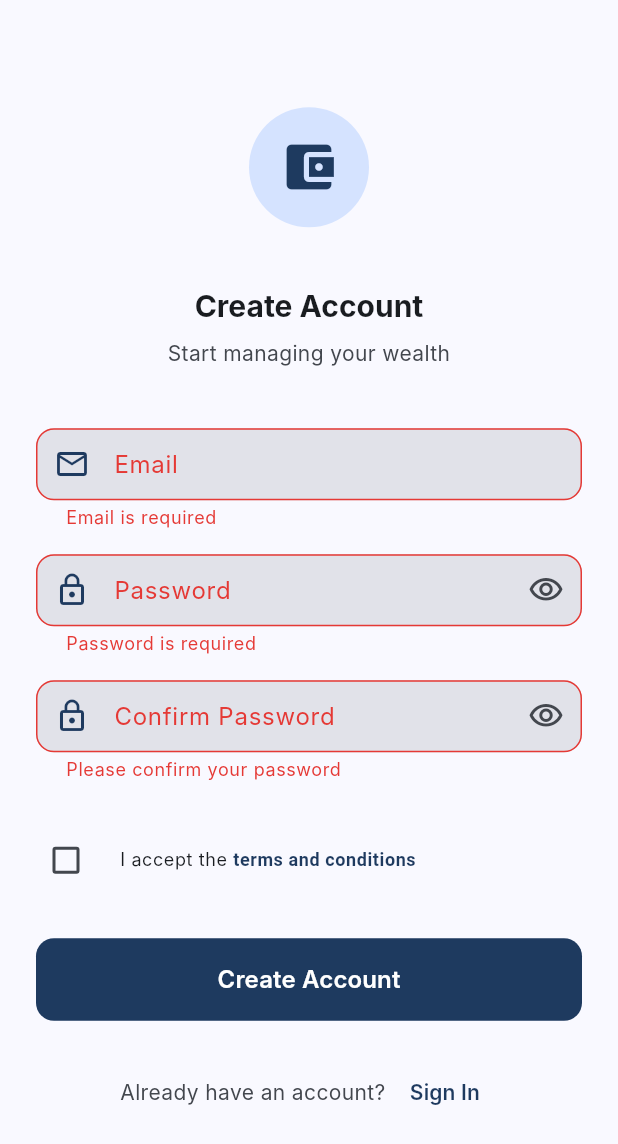
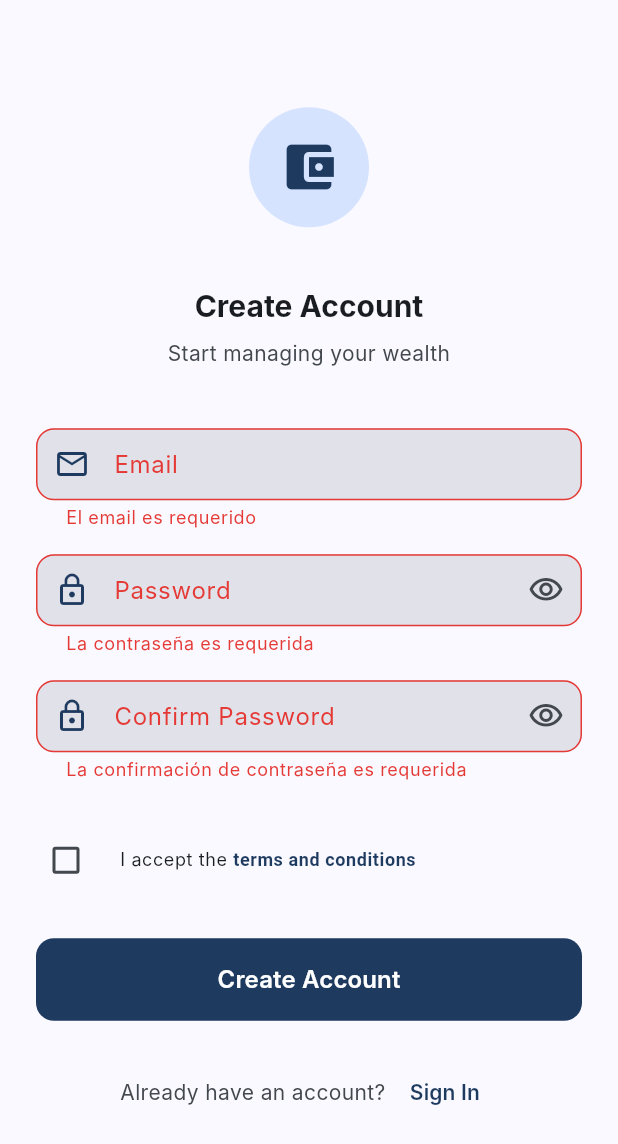
Before and after one commit to Unikyri/WealthScope, a Flutter app: the screen it shows after launch, after a tap on "Create Account", on a phone screen of 412 x 824 dp. Shown: the top 1144 px of the screen. Run offline on Flutter 3.47's test engine with Material 3 defaults, Android fonts, the phone set to English and light mode, and no system bars; our stand-ins replace dio, flutter_riverpod, go_router, riverpod_annotation, supabase_flutter; accounts and stored records are empty; generated files the repository leaves out were written again; Roboto replaces fonts that are missing (Inter).

Commit message:
feat/T-2.1.6-register-form-validation

```diff
--- a/frontend/lib/features/auth/presentation/screens/register_screen.dart
+++ b/frontend/lib/features/auth/presentation/screens/register_screen.dart
@@ -2,6 +2,7 @@ import 'package:flutter/material.dart';
 import 'package:flutter_riverpod/flutter_riverpod.dart';
 import 'package:go_router/go_router.dart';
 import 'package:wealthscope_app/features/auth/presentation/providers/register_provider.dart';
+import 'package:wealthscope_app/features/auth/presentation/validators/register_form_validators.dart';
 
 /// Register Screen
 /// Screen where users can create a new account
@@ -118,6 +119,7 @@ class _RegisterScreenState extends ConsumerState<RegisterScreen> {
                     controller: _emailController,
                     enabled: !registerState.isLoading,
                     keyboardType: TextInputType.emailAddress,
+                    autovalidateMode: AutovalidateMode.onUserInteraction,
                     decoration: InputDecoration(
                       labelText: 'Email',
                       hintText: 'email@example.com',
@@ -129,16 +131,7 @@ class _RegisterScreenState extends ConsumerState<RegisterScreen> {
                         borderRadius: BorderRadius.circular(12),
                       ),
                     ),
-                    validator: (value) {
-                      if (value == null || value.isEmpty) {
-                        return 'Email is required';
-                      }
-                      if (!RegExp(r'^[\w-\.]+@([\w-]+\.)+[\w-]{2,4}$')
-                          .hasMatch(value)) {
-                        return 'Invalid email';
-                      }
-                      return null;
-                    },
+                    validator: RegisterFormValidators.validateEmail,
                   ),
                   const SizedBox(height: 16),
 
@@ -147,9 +140,10 @@ class _RegisterScreenState extends ConsumerState<RegisterScreen> {
                     controller: _passwordController,
                     enabled: !registerState.isLoading,
                     obscureText: registerState.obscurePassword,
+                    autovalidateMode: AutovalidateMode.onUserInteraction,
                     decoration: InputDecoration(
                       labelText: 'Password',
-                      hintText: 'Minimum 6 characters',
+                      hintText: 'Mínimo 8 caracteres',
                       prefixIcon: Icon(
                         Icons.lock_outline,
                         color: theme.colorScheme.primary,
@@ -171,15 +165,7 @@ class _RegisterScreenState extends ConsumerState<RegisterScreen> {
                         borderRadius: BorderRadius.circular(12),
                       ),
                     ),
-                    validator: (value) {
-                      if (value == null || value.isEmpty) {
-                        return 'Password is required';
-                      }
-                      if (value.length < 6) {
-                        return 'Minimum 6 characters';
-                      }
-                      return null;
-                    },
+                    validator: RegisterFormValidators.validatePassword,
                   ),
                   const SizedBox(height: 16),
 
@@ -188,6 +174,7 @@ class _RegisterScreenState extends ConsumerState<RegisterScreen> {
                     controller: _confirmPasswordController,
                     enabled: !registerState.isLoading,
                     obscureText: registerState.obscureConfirmPassword,
+                    autovalidateMode: AutovalidateMode.onUserInteraction,
                     decoration: InputDecoration(
                       labelText: 'Confirm Password',
                       hintText: 'Re-enter your password',
@@ -212,15 +199,11 @@ class _RegisterScreenState extends ConsumerState<RegisterScreen> {
                         borderRadius: BorderRadius.circular(12),
                       ),
                     ),
-                    validator: (value) {
-                      if (value == null || value.isEmpty) {
-                        return 'Please confirm your password';
-                      }
-                      if (value != _passwordController.text) {
-                        return 'Passwords do not match';
-                      }
-                      return null;
-                    },
+                    validator: (value) =>
+                        RegisterFormValidators.validateConfirmPassword(
+                      value,
+                      _passwordController.text,
+                    ),
                   ),
                   const SizedBox(height: 24),
 
--- /dev/null
+++ b/frontend/lib/features/auth/presentation/validators/register_form_validators.dart
@@ -0,0 +1,65 @@
+/// Form validators for registration screen
+/// Provides validation logic for email, password, and password confirmation
+class RegisterFormValidators {
+  /// Validates email field
+  ///
+  /// Returns error message if:
+  /// - Field is empty
+  /// - Email format is invalid (doesn't match regex pattern)
+  ///
+  /// Returns null if validation passes
+  static String? validateEmail(String? value) {
+    if (value == null || value.isEmpty) {
+      return 'El email es requerido';
+    }
+    final emailRegex = RegExp(r'^[\w-\.]+@([\w-]+\.)+[\w-]{2,4}$');
+    if (!emailRegex.hasMatch(value)) {
+      return 'Ingresa un email válido';
+    }
+    return null;
+  }
+
+  /// Validates password field
+  ///
+  /// Returns error message if:
+  /// - Field is empty
+  /// - Password is less than 8 characters
+  /// - Password doesn't contain at least one uppercase letter (optional but recommended)
+  /// - Password doesn't contain at least one number (optional but recommended)
+  ///
+  /// Returns null if validation passes
+  static String? validatePassword(String? value) {
+    if (value == null || value.isEmpty) {
+      return 'La contraseña es requerida';
+    }
+    if (value.length < 8) {
+      return 'La contraseña debe tener al menos 8 caracteres';
+    }
+    // Optional: Check for uppercase letter (recommended)
+    if (!RegExp(r'[A-Z]').hasMatch(value)) {
+      return 'La contraseña debe tener al menos una mayúscula';
+    }
+    // Optional: Check for at least one number (recommended)
+    if (!RegExp(r'[0-9]').hasMatch(value)) {
+      return 'La contraseña debe tener al menos un número';
+    }
+    return null;
+  }
+
+  /// Validates password confirmation field
+  ///
+  /// Returns error message if:
+  /// - Field is empty
+  /// - Confirmation doesn't match the password
+  ///
+  /// Returns null if validation passes
+  static String? validateConfirmPassword(String? value, String password) {
+    if (value == null || value.isEmpty) {
+      return 'La confirmación de contraseña es requerida';
+    }
+    if (value != password) {
+      return 'Las contraseñas no coinciden';
+    }
+    return null;
+  }
+}
```
